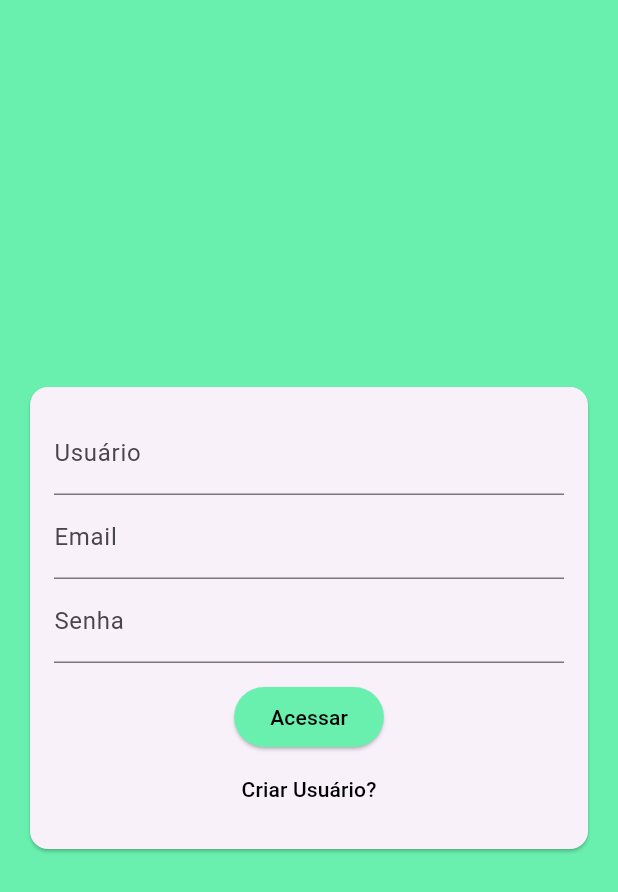
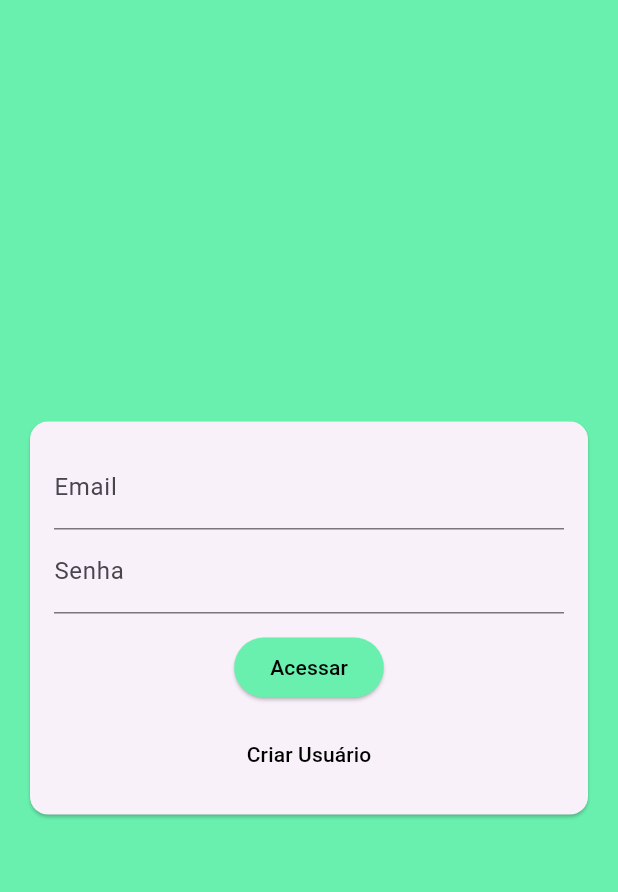
Before and after one commit to EuRafaelaSantos/aplicacaoChatFlutter, a Flutter app: the screen it shows after launch, after a tap on "Acessar", on a phone screen of 412 x 824 dp. Shown: the top 892 px of the screen. Run offline on Flutter 3.47's test engine with Material 3 defaults, Android fonts, the phone set to English and light mode, and no system bars.

Commit message:
Guardando dados

```diff
--- a/lib/components/auth_form.dart
+++ b/lib/components/auth_form.dart
@@ -1,7 +1,20 @@
+import 'package:chat/models/auth_form_data.dart';
 import 'package:flutter/material.dart';
 
-class AuthForm extends StatelessWidget {
+class AuthForm extends StatefulWidget {
   const AuthForm({super.key});
+
+  @override
+  State<AuthForm> createState() => _AuthFormState();
+}
+
+class _AuthFormState extends State<AuthForm> {
+  final _formKey = GlobalKey<FormState>();
+  final _formData = AuthFormData();
+
+  void _submit() {
+    _formKey.currentState?.validate();
+  }
 
   @override
   Widget build(BuildContext context) {
@@ -10,15 +23,26 @@ class AuthForm extends StatelessWidget {
       child: Padding(
         padding: const EdgeInsets.all(16),
         child: Form(
+            key: _formKey,
             child: Column(
               children: [
+                if (_formData.isSigup)
                   TextFormField(
+                    key: const ValueKey('name'),
+                    initialValue: _formData.name,
+                    onChanged: (name) => _formData.name = name,
                     decoration: const InputDecoration(labelText: 'Usuário'),
                   ),
                 TextFormField(
+                  key: const ValueKey('email'),
+                  initialValue: _formData.email,
+                  onChanged: (email) => _formData.email = email,
                   decoration: const InputDecoration(labelText: 'Email'),
                 ),
                 TextFormField(
+                  key: const ValueKey('password'),
+                  initialValue: _formData.password,
+                  onChanged: (password) => _formData.password = password,
                   obscureText: true,
                   decoration: const InputDecoration(labelText: 'Senha'),
                 ),
@@ -27,16 +51,21 @@ class AuthForm extends StatelessWidget {
                   style: ElevatedButton.styleFrom(
                     backgroundColor: Colors.greenAccent,
                   ),
-              onPressed: () {},
-              child: const Text(
-                'Acessar',
+                  onPressed: _submit,
+                  child: Text(
+                    _formData.isLogin ? 'Acessar' : 'Cadastrar',
                     style: TextStyle(color: Colors.black),
                   ),
                 ),
+                SizedBox(height: 10),
                 TextButton(
-              onPressed: () {},
-              child: const Text(
-                'Criar Usuário?',
+                  onPressed: () {
+                    setState(() {
+                      _formData.toggleAuthMode();
+                    });
+                  },
+                  child: Text(
+                    _formData.isLogin ? 'Criar Usuário' : 'Já é usuário?',
                     style: TextStyle(color: Colors.black),
                   ),
                 ),
```
Lines whose indentation alone changed are shown as unchanged.
